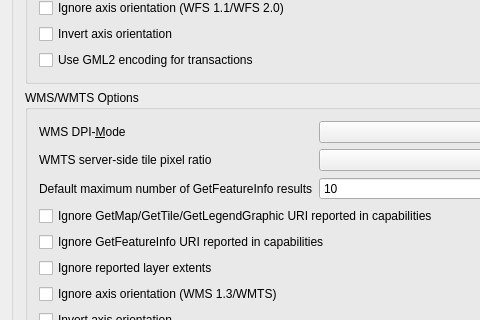
This is src/ui/qgsnewhttpconnectionbase.ui in qgis/QGIS as Qt 5 draws it before an edit; both pictures show x 0 to 480 and y 290 to 610 of the 567 by 821 pixel window. The edited form follows.
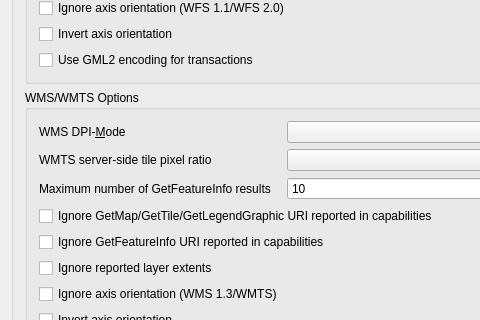
This is the edited form. Custom widgets are drawn as their Qt base class.

Commit message: Simplify code and set default to 10 for old connections

Patch:
```diff
--- a/src/ui/qgsnewhttpconnectionbase.ui
+++ b/src/ui/qgsnewhttpconnectionbase.ui
@@ -160,7 +160,7 @@
          <item row="2" column="0">
           <widget class="QLabel" name="lblDefaultFeatureCount">
            <property name="text">
-            <string>Default maximum number of GetFeatureInfo results</string>
+            <string>Maximum number of GetFeatureInfo results</string>
            </property>
           </widget>
          </item>
```
Left out of the diff: 6 changed lines with no effect on the pictures. The commit also changes 5 other files.
